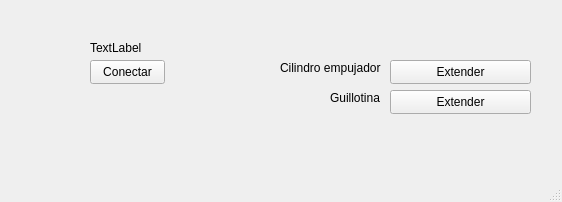
Old version of the form Vegetable_Cutter.ui in the repository osvaldillo/interfaz-banco-cortadora.
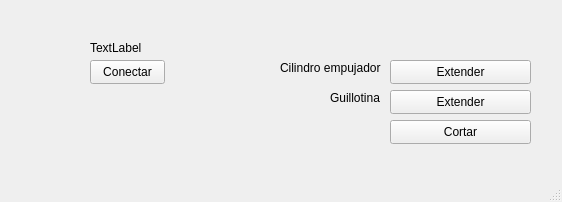
New version of the form.

Commit message: Version con funcion de corte intermitente añadida

Diff of the .ui file:
```diff
--- a/Vegetable_Cutter.ui
+++ b/Vegetable_Cutter.ui
@@ -92,6 +92,19 @@
      <string>Guillotina</string>
     </property>
    </widget>
+   <widget class="QPushButton" name="botonCortar">
+    <property name="geometry">
+     <rect>
+      <x>390</x>
+      <y>120</y>
+      <width>141</width>
+      <height>24</height>
+     </rect>
+    </property>
+    <property name="text">
+     <string>Cortar</string>
+    </property>
+   </widget>
   </widget>
   <widget class="QMenuBar" name="menubar">
    <property name="geometry">
```
The commit also changes 2 other files.
